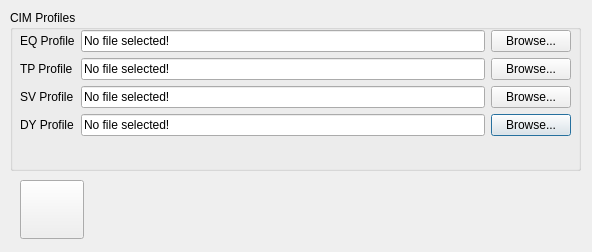
fran-jo/SimuGUI, file res/msv_m2m_gui.ui: the form before one commit.
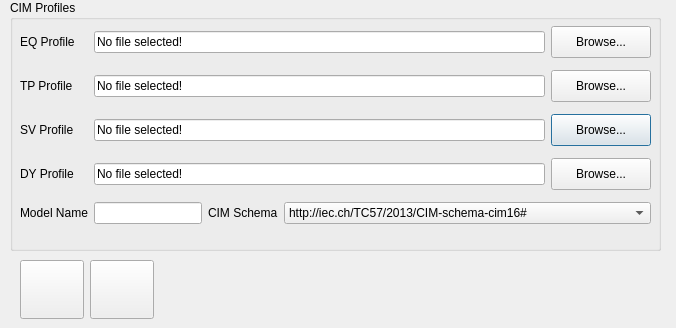
The form after the commit.

```diff
--- a/res/msv_m2m_gui.ui
+++ b/res/msv_m2m_gui.ui
@@ -6,8 +6,8 @@
    <rect>
     <x>0</x>
     <y>0</y>
-    <width>592</width>
-    <height>252</height>
+    <width>676</width>
+    <height>328</height>
    </rect>
   </property>
   <property name="windowTitle">
@@ -17,11 +17,17 @@
    <property name="geometry">
     <rect>
      <x>10</x>
-     <y>10</y>
-     <width>571</width>
-     <height>161</height>
+     <y>0</y>
+     <width>651</width>
+     <height>251</height>
     </rect>
    </property>
+   <property name="sizePolicy">
+    <sizepolicy hsizetype="Expanding" vsizetype="Preferred">
+     <horstretch>0</horstretch>
+     <verstretch>0</verstretch>
+    </sizepolicy>
+   </property>
    <property name="title">
     <string>CIM Profiles</string>
    </property>
@@ -30,42 +36,14 @@
      <rect>
       <x>10</x>
       <y>20</y>
-      <width>551</width>
-      <height>138</height>
+      <width>631</width>
+      <height>211</height>
      </rect>
     </property>
     <layout class="QGridLayout" name="gridLayout">
      <property name="sizeConstraint">
-      <enum>QLayout::SetMaximumSize</enum>
+      <enum>QLayout::SetDefaultConstraint</enum>
      </property>
-     <item row="3" column="2">
-      <widget class="QPushButton" name="btnBrowseDY">
-       <property name="text">
-        <string>Browse...</string>
-       </property>
-      </widget>
-     </item>
-     <item row="1" column="1">
-      <widget class="QLineEdit" name="txtTP">
-       <property name="text">
-        <string>No file selected!</string>
-       </property>
-      </widget>
-     </item>
-     <item row="1" column="2">
-      <widget class="QPushButton" name="btnBrowseTP">
-       <property name="text">
-        <string>Browse...</string>
-       </property>
-      </widget>
-     </item>
-     <item row="2" column="2">
-      <widget class="QPushButton" name="btnBrowseSV">
-       <property name="text">
-        <string>Browse...</string>
-       </property>
-      </widget>
-     </item>
      <item row="3" column="0">
       <widget class="QLabel" name="label_4">
        <property name="text">
@@ -73,20 +51,6 @@
        </property>
       </widget>
      </item>
-     <item row="3" column="1">
-      <widget class="QLineEdit" name="txtDY">
-       <property name="text">
-        <string>No file selected!</string>
-       </property>
-      </widget>
-     </item>
-     <item row="2" column="1">
-      <widget class="QLineEdit" name="txtSV">
-       <property name="text">
-        <string>No file selected!</string>
-       </property>
-      </widget>
-     </item>
      <item row="0" column="0">
       <widget class="QLabel" name="label">
        <property name="text">
@@ -94,20 +58,6 @@
        </property>
       </widget>
      </item>
-     <item row="0" column="1">
-      <widget class="QLineEdit" name="txtEQ">
-       <property name="text">
-        <string>No file selected!</string>
-       </property>
-      </widget>
-     </item>
-     <item row="0" column="2">
-      <widget class="QPushButton" name="btnBrowseEQ">
-       <property name="text">
-        <string>Browse...</string>
-       </property>
-      </widget>
-     </item>
      <item row="1" column="0">
       <widget class="QLabel" name="label_2">
        <property name="text">
@@ -117,11 +67,160 @@
      </item>
      <item row="2" column="0">
       <widget class="QLabel" name="label_3">
+       <property name="sizePolicy">
+        <sizepolicy hsizetype="Fixed" vsizetype="Preferred">
+         <horstretch>0</horstretch>
+         <verstretch>0</verstretch>
+        </sizepolicy>
+       </property>
        <property name="text">
         <string>SV Profile</string>
        </property>
       </widget>
      </item>
+     <item row="5" column="0">
+      <widget class="QLabel" name="label_5">
+       <property name="text">
+        <string>Model Name</string>
+       </property>
+      </widget>
+     </item>
+     <item row="5" column="2">
+      <widget class="QLabel" name="label_6">
+       <property name="sizePolicy">
+        <sizepolicy hsizetype="Fixed" vsizetype="Preferred">
+         <horstretch>0</horstretch>
+         <verstretch>0</verstretch>
+        </sizepolicy>
+       </property>
+       <property name="text">
+        <string>CIM Schema</string>
+       </property>
+      </widget>
+     </item>
+     <item row="5" column="1">
+      <widget class="QLineEdit" name="txtModelName">
+       <property name="sizePolicy">
+        <sizepolicy hsizetype="Fixed" vsizetype="Fixed">
+         <horstretch>0</horstretch>
+         <verstretch>0</verstretch>
+        </sizepolicy>
+       </property>
+      </widget>
+     </item>
+     <item row="5" column="3" colspan="2">
+      <widget class="QComboBox" name="cbxCimSchema">
+       <item>
+        <property name="text">
+         <string>http://iec.ch/TC57/2013/CIM-schema-cim16#</string>
+        </property>
+       </item>
+      </widget>
+     </item>
+     <item row="2" column="4">
+      <widget class="QPushButton" name="btnBrowseSV">
+       <property name="sizePolicy">
+        <sizepolicy hsizetype="Fixed" vsizetype="Fixed">
+         <horstretch>0</horstretch>
+         <verstretch>0</verstretch>
+        </sizepolicy>
+       </property>
+       <property name="minimumSize">
+        <size>
+         <width>100</width>
+         <height>32</height>
+        </size>
+       </property>
+       <property name="text">
+        <string>Browse...</string>
+       </property>
+      </widget>
+     </item>
+     <item row="3" column="4">
+      <widget class="QPushButton" name="btnBrowseDY">
+       <property name="sizePolicy">
+        <sizepolicy hsizetype="Fixed" vsizetype="Fixed">
+         <horstretch>0</horstretch>
+         <verstretch>0</verstretch>
+        </sizepolicy>
+       </property>
+       <property name="minimumSize">
+        <size>
+         <width>100</width>
+         <height>32</height>
+        </size>
+       </property>
+       <property name="text">
+        <string>Browse...</string>
+       </property>
+      </widget>
+     </item>
+     <item row="1" column="4">
+      <widget class="QPushButton" name="btnBrowseTP">
+       <property name="sizePolicy">
+        <sizepolicy hsizetype="Fixed" vsizetype="Fixed">
+         <horstretch>0</horstretch>
+         <verstretch>0</verstretch>
+        </sizepolicy>
+       </property>
+       <property name="minimumSize">
+        <size>
+         <width>100</width>
+         <height>32</height>
+        </size>
+       </property>
+       <property name="text">
+        <string>Browse...</string>
+       </property>
+      </widget>
+     </item>
+     <item row="0" column="4">
+      <widget class="QPushButton" name="btnBrowseEQ">
+       <property name="sizePolicy">
+        <sizepolicy hsizetype="Fixed" vsizetype="Fixed">
+         <horstretch>0</horstretch>
+         <verstretch>0</verstretch>
+        </sizepolicy>
+       </property>
+       <property name="minimumSize">
+        <size>
+         <width>100</width>
+         <height>32</height>
+        </size>
+       </property>
+       <property name="text">
+        <string>Browse...</string>
+       </property>
+      </widget>
+     </item>
+     <item row="0" column="1" colspan="3">
+      <widget class="QLineEdit" name="txtEQ">
+       <property name="text">
+        <string>No file selected!</string>
+       </property>
+      </widget>
+     </item>
+     <item row="1" column="1" colspan="3">
+      <widget class="QLineEdit" name="txtTP">
+       <property name="text">
+        <string>No file selected!</string>
+       </property>
+      </widget>
+     </item>
+     <item row="2" column="1" colspan="3">
+      <widget class="QLineEdit" name="txtSV">
+       <property name="text">
+        <string>No file selected!</string>
+       </property>
+      </widget>
+     </item>
+     <item row="3" column="1" colspan="3">
+      <widget class="QLineEdit" name="txtDY">
+       <property name="text">
+        <string>No file selected!</string>
+       </property>
+      </widget>
+     </item>
     </layout>
    </widget>
   </widget>
@@ -129,7 +228,7 @@
    <property name="geometry">
     <rect>
      <x>20</x>
-     <y>180</y>
+     <y>260</y>
      <width>64</width>
      <height>59</height>
     </rect>
@@ -157,8 +256,51 @@
    </property>
    <property name="iconSize">
     <size>
-     <width>24</width>
-     <height>22</height>
+     <width>48</width>
+     <height>48</height>
+    </size>
+   </property>
+   <property name="flat">
+    <bool>false</bool>
+   </property>
+  </widget>
+  <widget class="QPushButton" name="btnEditModel">
+   <property name="enabled">
+    <bool>true</bool>
+   </property>
+   <property name="geometry">
+    <rect>
+     <x>90</x>
+     <y>260</y>
+     <width>64</width>
+     <height>59</height>
+    </rect>
+   </property>
+   <property name="sizePolicy">
+    <sizepolicy hsizetype="Expanding" vsizetype="Expanding">
+     <horstretch>0</horstretch>
+     <verstretch>0</verstretch>
+    </sizepolicy>
+   </property>
+   <property name="minimumSize">
+    <size>
+     <width>48</width>
+     <height>48</height>
+    </size>
+   </property>
+   <property name="maximumSize">
+    <size>
+     <width>64</width>
+     <height>64</height>
+    </size>
+   </property>
+   <property name="text">
+    <string/>
+   </property>
+   <property name="iconSize">
+    <size>
+     <width>48</width>
+     <height>48</height>
     </size>
    </property>
   </widget>
```
